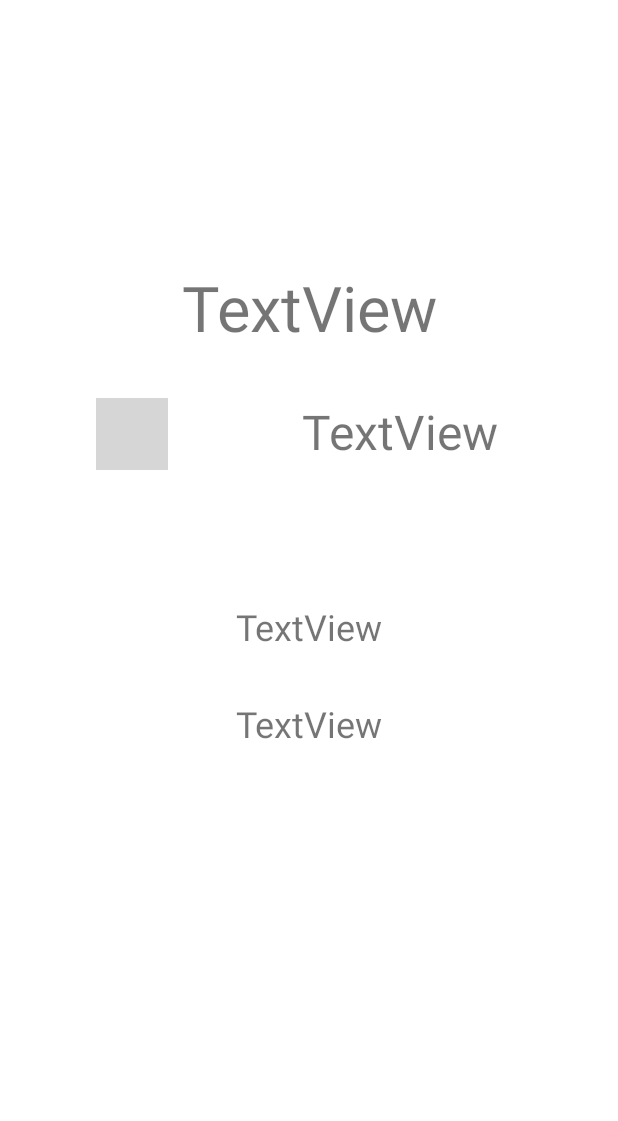
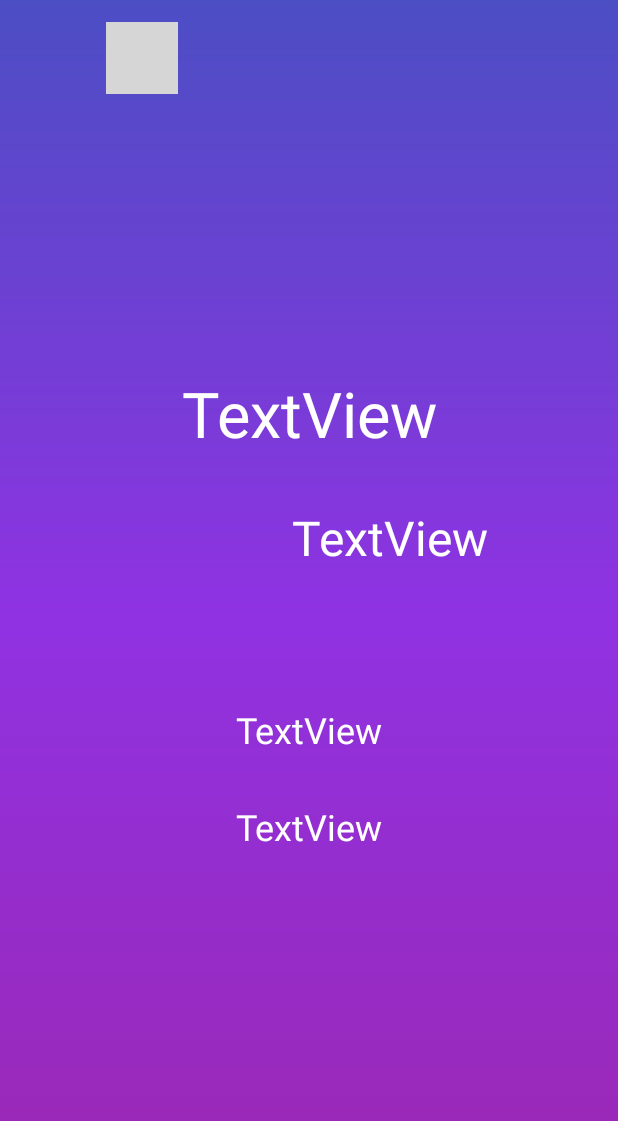
Before and after one commit to CBZakaria/meteo, an Android app: the DailyActivity screen opened directly, with no data from a screen before it, on a phone screen of 412 x 824 dp. Shown: the top 1121 px of the screen. Run offline under Robolectric (Android 15) with nearby library versions, the light colour scheme and no system bars; our stand-ins replace Picasso; pictures from the network do not load; 7 statements that could not run were skipped; grey boxes are pictures that could not be loaded.

Commit message:
added the design

```diff
--- a/app/src/main/AndroidManifest.xml
+++ b/app/src/main/AndroidManifest.xml
@@ -12,7 +12,7 @@
         android:label="@string/app_name"
         android:roundIcon="@mipmap/ic_luncher_round"
         android:supportsRtl="true"
-        android:theme="@style/Theme.MaterialComponents.Light.NoActionBar">
+        android:theme="@style/AppTheme">
         <activity
             android:name=".DailyActivity"
             android:label="@string/title_activity_daily"></activity>
--- a/app/src/main/res/layout/activity_daily.xml
+++ b/app/src/main/res/layout/activity_daily.xml
@@ -5,7 +5,20 @@
     android:layout_width="match_parent"
     android:layout_height="match_parent"
     android:orientation="vertical"
+    android:background="@drawable/new_login_gradients"
     tools:context=".DailyActivity">
+
+    <ImageView
+        android:id="@+id/weather_icon"
+        android:layout_width="wrap_content"
+        android:layout_height="48dp"
+        android:layout_marginStart="64dp"
+        android:layout_marginLeft="64dp"
+        android:layout_marginTop="8dp"
+        android:layout_marginBottom="8dp"
+        android:adjustViewBounds="true"
+        android:scaleType="fitXY"
+        android:src="@drawable/ic_weather" />
 
     <TextView
         android:id="@+id/city_name"
@@ -18,6 +31,7 @@
         android:layout_marginRight="8dp"
         android:text="TextView"
         android:textAlignment="center"
+        android:textColor="@android:color/white"
         android:textSize="42sp" />
 
     <TextView
@@ -30,8 +44,8 @@
         android:layout_marginRight="8dp"
         android:text="TextView"
         android:textAlignment="center"
-        android:textSize="42sp"
-        app:fontFamily="cursive" />
+        android:textColor="@android:color/white"
+        android:textSize="42sp" />
 
     <android.support.constraint.ConstraintLayout
         android:layout_width="match_parent"
@@ -48,25 +62,12 @@
             android:paddingTop="8.5dp"
             android:text="TextView"
             android:textAlignment="center"
+            android:textColor="@android:color/white"
             android:textSize="32sp"
             app:layout_constraintEnd_toEndOf="parent"
             app:layout_constraintTop_toTopOf="parent" />
 
-        <ImageView
-            android:id="@+id/weather_icon"
-            android:layout_width="wrap_content"
-            android:layout_height="48dp"
-            android:layout_marginStart="64dp"
-            android:layout_marginLeft="64dp"
-            android:layout_marginTop="8dp"
-            android:layout_marginBottom="8dp"
-            android:adjustViewBounds="true"
-            android:scaleType="fitXY"
-            android:src="@drawable/ic_weather"
-            app:layout_constraintBottom_toBottomOf="parent"
-            app:layout_constraintStart_toStartOf="parent"
-            app:layout_constraintTop_toTopOf="parent"
-            app:layout_constraintVertical_bias="0.0" />
+
     </android.support.constraint.ConstraintLayout>
 
     <TextView
@@ -80,7 +81,8 @@
         android:layout_marginRight="8dp"
         android:text="TextView"
         android:textAlignment="center"
-        android:textSize="24sp"/>
+        android:textColor="@android:color/white"
+        android:textSize="24sp" />
 
     <TextView
         android:id="@+id/condition_tv"
@@ -93,5 +95,6 @@
         android:layout_marginRight="8dp"
         android:text="TextView"
         android:textAlignment="center"
-        android:textSize="24sp"/>
+        android:textColor="@android:color/white"
+        android:textSize="24sp" />
 </LinearLayout>
--- a/app/src/main/res/layout/activity_main.xml
+++ b/app/src/main/res/layout/activity_main.xml
@@ -4,6 +4,7 @@
     android:id="@+id/drawer_layout"
     android:layout_width="match_parent"
     android:layout_height="match_parent"
+    android:background="@drawable/new_login_gradients"
     android:fitsSystemWindows="true">
 
 
@@ -16,7 +17,7 @@
             android:id="@+id/toolbar"
             android:layout_width="match_parent"
             android:layout_height="?attr/actionBarSize"
-            android:background="?attr/colorPrimary"
+            android:background="@color/design_default_color_primary"
             app:titleTextColor="#FFFFFF"
             android:theme="@style/ThemeOverlay.AppCompat.ActionBar" />
 
```
Also changed, not shown: app/src/main/res/layout/activity_weather.xml (+10 -11 lines), app/src/main/res/layout/weather_list_item.xml (+6 -2 lines), app/src/main/res/drawable/basic_sun.png (added).
